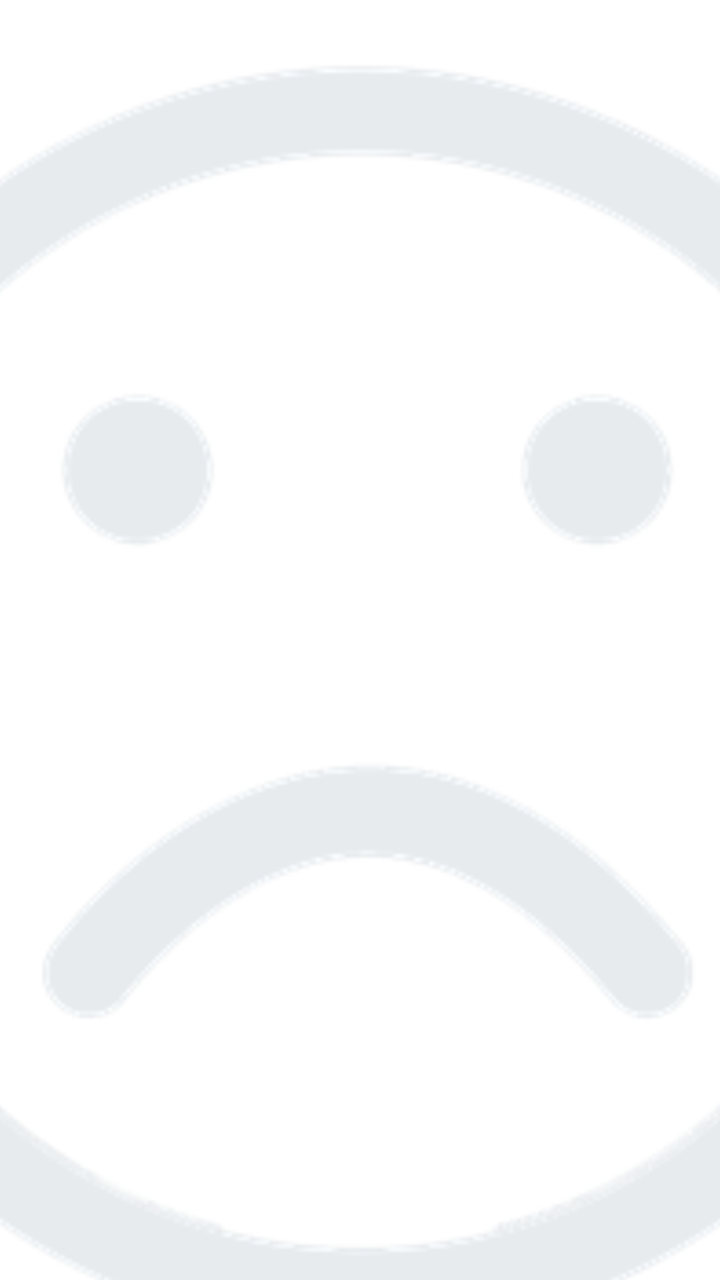
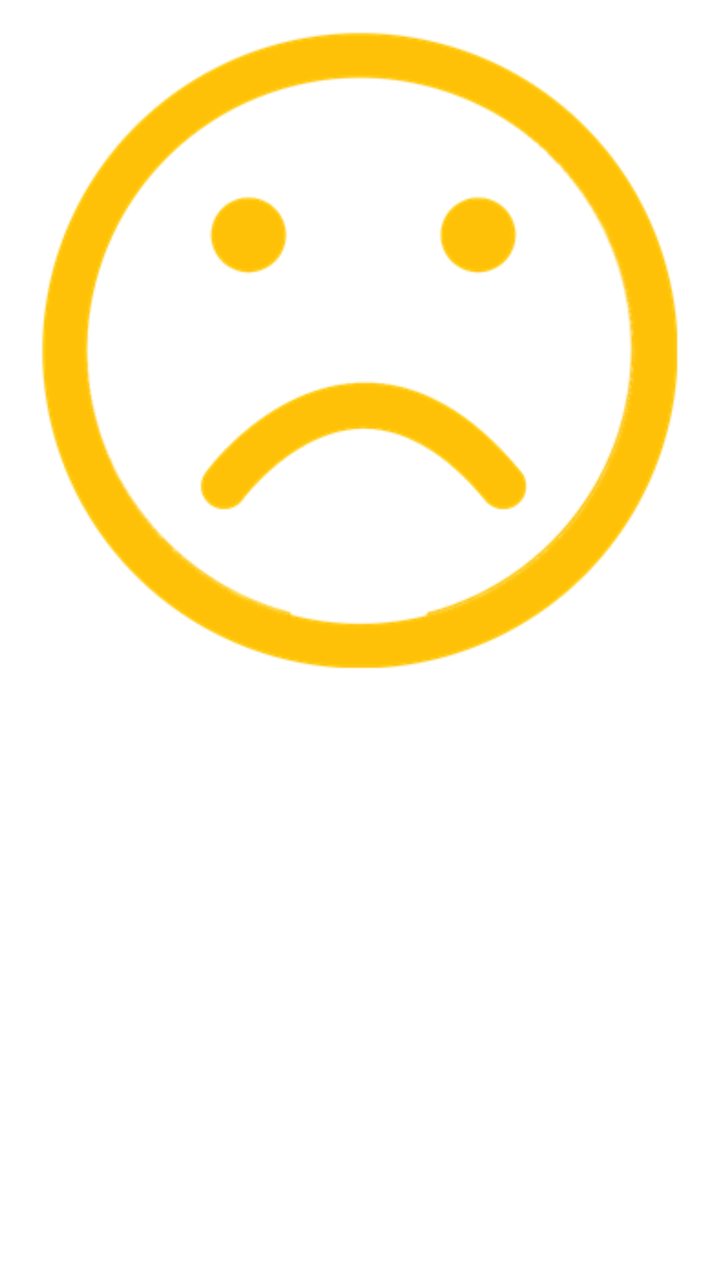

Before-and-after screenshots of an Android layout around one commit, followed by the original layout XML and the change that was made.
<!-- AndroidManifest.xml: application theme AppTheme.NoActionBar -->
<!-- res/layout/loadsir_empty_layout.xml -->
<?xml version="1.0" encoding="utf-8"?>
<FrameLayout xmlns:android="http://schemas.android.com/apk/res/android"
    android:layout_width="match_parent"
    android:layout_height="match_parent">

    <LinearLayout
        android:layout_width="wrap_content"
        android:layout_height="wrap_content"
        android:layout_gravity="center"
        android:gravity="center_horizontal"
        android:orientation="vertical">

        <ImageView
            android:layout_width="@dimen/vs_120"
            android:layout_height="@dimen/vs_120"
            android:src="@drawable/icon_empty" />

        <TextView
            android:layout_width="wrap_content"
            android:layout_height="wrap_content"
            android:layout_marginTop="@dimen/vs_8"
            android:gravity="center"
            android:text="什么也没有找到"
            android:textColor="@android:color/white"
            android:textSize="@dimen/ts_22" />
    </LinearLayout>

</FrameLayout>
<!-- resources referenced by this layout -->
<resources>
  <dimen name="ts_22">15mm</dimen>
  <dimen name="vs_120">120mm</dimen>
  <dimen name="vs_8">8mm</dimen>
  <!-- drawable icon_empty: png bitmap (drawable, 24849 bytes) -->
  <style name="AppTheme.NoActionBar" parent="AppTheme">
          <item name="android:windowActionBar">false</item>
          <item name="android:windowNoTitle">true</item>
          <item name="windowActionBar">false</item>
          <item name="android:windowFullscreen">false</item>//手机版：默认保留状态栏，全屏页面运行时再隐藏
          <item name="android:windowContentOverlay">@null</item>//是否有遮盖
          <item name="windowNoTitle">true</item>
          
          
          <item name="android:windowBackground">@android:color/transparent</item>
          
          <item name="android:statusBarColor">@android:color/transparent</item>
          <item name="android:windowDrawsSystemBarBackgrounds">true</item>
      </style>
  <style name="AppTheme" parent="Theme.AppCompat.Light.DarkActionBar">
          
          <item name="colorPrimary">@color/color_6200EE</item>
          <item name="colorPrimaryDark">@color/color_3700B3</item>
          <item name="colorAccent">@color/color_03DAC5</item>
      </style>
  <color name="color_6200EE">#6200EE</color>
  <color name="color_3700B3">#3700B3</color>
  <color name="color_03DAC5">#03DAC5</color>
</resources>

<!-- the commit's change to res/layout/loadsir_empty_layout.xml (unified diff, before → after) -->
@@ -11,8 +11,8 @@
         android:orientation="vertical">
 
         <ImageView
-            android:layout_width="@dimen/vs_120"
-            android:layout_height="@dimen/vs_120"
+            android:layout_width="@dimen/vs_60"
+            android:layout_height="@dimen/vs_60"
             android:src="@drawable/icon_empty" />
 
         <TextView
<!-- resource entries referenced after the edit -->
@@ -1,9 +1,9 @@
 <!-- resources referenced by this layout -->
 <resources>
   <dimen name="ts_22">15mm</dimen>
-  <dimen name="vs_120">120mm</dimen>
+  <dimen name="vs_60">60mm</dimen>
   <dimen name="vs_8">8mm</dimen>
-  <!-- drawable icon_empty: png bitmap (drawable, 24849 bytes) -->
+  <!-- drawable icon_empty: png bitmap (drawable, 22381 bytes) -->
   <style name="AppTheme.NoActionBar" parent="AppTheme">
           <item name="android:windowActionBar">false</item>
           <item name="android:windowNoTitle">true</item>
